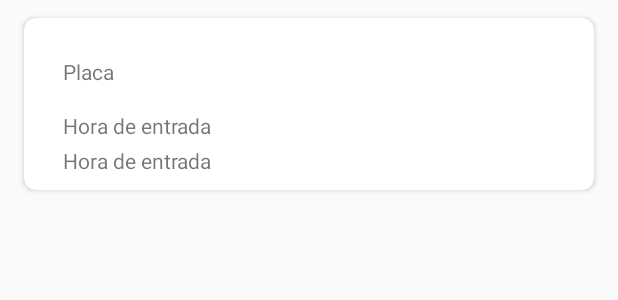
After one commit to kevinPinzon/android-developer-test, an Android app: the layout card_estancia.xml on its own in the app's theme, with its tools: preview values and no code run, on a phone screen of 412 x 824 dp. The commit adds this screen. Shown: the top 300 px of the screen. Run offline under Robolectric (Android 15) with nearby library versions, the phone set to English and light mode, and no system bars.

Commit message:
listando estancias

```diff
--- a/AdministradorEstacionamiento/app/src/main/AndroidManifest.xml
+++ b/AdministradorEstacionamiento/app/src/main/AndroidManifest.xml
@@ -9,7 +9,8 @@
         android:roundIcon="@mipmap/ic_launcher_round"
         android:supportsRtl="true"
         android:theme="@style/AppTheme">
-        <activity android:name=".view.RegisterActivity"></activity>
+        <activity android:name=".RegisterActivity"></activity>
+        <activity android:name=".view.ListCarActivity" />
         <activity android:name=".view.MainActivity">
             <intent-filter>
                 <action android:name="android.intent.action.MAIN" />
--- a/AdministradorEstacionamiento/app/src/main/java/com/kevinpinzon/administradorestacionamiento/view/RegisterActivity.kt
+++ b/AdministradorEstacionamiento/app/src/main/java/com/kevinpinzon/administradorestacionamiento/view/ListCarActivity.kt
@@ -9,16 +9,16 @@ import androidx.recyclerview.widget.RecyclerView
 import com.kevinpinzon.administradorestacionamiento.R
 import com.kevinpinzon.administradorestacionamiento.data.model.Car
 import com.kevinpinzon.administradorestacionamiento.viewmodel.CarViewModel
-import kotlinx.android.synthetic.main.activity_register.*
+import kotlinx.android.synthetic.main.recycler.*
 
-class RegisterActivity : AppCompatActivity() {
+class ListCarActivity : AppCompatActivity() {
 
     private lateinit var carViewModel: CarViewModel
     private var title: String = ""
 
     override fun onCreate(savedInstanceState: Bundle?) {
         super.onCreate(savedInstanceState)
-        setContentView(R.layout.activity_register)
+        setContentView(R.layout.recycler)
 
         title = intent.getStringExtra("title")
 
--- a/AdministradorEstacionamiento/app/src/main/java/com/kevinpinzon/administradorestacionamiento/view/adapters/RecyclerAdapter.kt
+++ b/AdministradorEstacionamiento/app/src/main/java/com/kevinpinzon/administradorestacionamiento/view/adapters/RecyclerView.kt
@@ -6,7 +6,6 @@ import android.view.ViewGroup
 import androidx.recyclerview.widget.RecyclerView
 import com.kevinpinzon.administradorestacionamiento.R
 import com.kevinpinzon.administradorestacionamiento.data.model.Car
-import com.kevinpinzon.administradorestacionamiento.data.model.TypeCar
 import kotlinx.android.synthetic.main.card_car.view.*
 
 
@@ -23,7 +22,7 @@ class RecyclerView(val cars: List<Car>)
     }
 
     override fun onBindViewHolder(holder: RecyclerView.ViewHolder, position: Int) {
-        holder.itemView.textvPlaca.text = "Placa: "+cars[position].placa.toString()
+        holder.itemView.textvPlaca.text = "Placa: "+cars[position].placa
         holder.itemView.textvType.text  = "Tiempo Acumulado:" + cars[position].totalTime.toString() + " minutos"
     }
 
--- /dev/null
+++ b/AdministradorEstacionamiento/app/src/main/res/layout/card_estancia.xml
@@ -0,0 +1,53 @@
+<?xml version="1.0" encoding="utf-8"?>
+<androidx.cardview.widget.CardView
+    xmlns:android="http://schemas.android.com/apk/res/android"
+    xmlns:card_view="http://schemas.android.com/apk/res-auto"
+    android:layout_width="match_parent"
+    android:layout_height="wrap_content"
+    android:layout_marginTop="12dp"
+    android:layout_marginLeft="16dp"
+    android:layout_marginRight="16dp"
+    android:id="@+id/card_car"
+    card_view:cardBackgroundColor="#FFFF"
+    card_view:cardCornerRadius="8dp"
+    card_view:contentPadding="10dp"
+    android:foreground="?selectableItemBackground"
+    android:clickable="true">
+
+    <RelativeLayout
+        android:layout_width="match_parent"
+        android:layout_height="wrap_content" >
+
+        <LinearLayout
+            android:layout_width="match_parent"
+            android:layout_height="wrap_content"
+            android:orientation="vertical">
+
+            <TextView
+                android:id="@+id/textvPlaca"
+                android:layout_width="181dp"
+                android:layout_height="20dp"
+                android:layout_marginStart="16dp"
+                android:layout_marginTop="16dp"
+                android:layout_marginEnd="68dp"
+                android:text="Placa" />
+
+            <TextView
+                android:id="@+id/textvDateIn"
+                android:layout_width="match_parent"
+                android:layout_height="wrap_content"
+                android:layout_marginStart="16dp"
+                android:layout_marginTop="16dp"
+                android:text="Hora de entrada" />
+
+            <TextView
+                android:id="@+id/textvDateOut"
+                android:layout_width="match_parent"
+                android:layout_height="wrap_content"
+                android:layout_marginStart="16dp"
+                android:layout_marginTop="4dp"
+                android:text="Hora de entrada" />
+
+        </LinearLayout>
+    </RelativeLayout>
+</androidx.cardview.widget.CardView>
--- a/AdministradorEstacionamiento/app/src/main/res/layout/fragment_home.xml
+++ b/AdministradorEstacionamiento/app/src/main/res/layout/fragment_home.xml
@@ -65,7 +65,7 @@
                         android:layout_gravity="center_horizontal"
                         android:layout_margin="4dp"
                         android:maxWidth="80dp"
-                        android:text="9"
+                        android:text="0"
                         android:textAlignment="center" />
 
                     <TextView
@@ -111,7 +111,7 @@
                         android:layout_gravity="center_horizontal"
                         android:layout_margin="4dp"
                         android:maxWidth="80dp"
-                        android:text="22"
+                        android:text="0"
                         android:textAlignment="center" />
 
                     <TextView
--- a/AdministradorEstacionamiento/app/src/main/res/layout/fragment_record.xml
+++ b/AdministradorEstacionamiento/app/src/main/res/layout/fragment_record.xml
@@ -40,13 +40,13 @@
                     android:src="@drawable/ic_assignment_black_24dp" />
 
                 <TextView
-                    android:id="@+id/textv_registros"
+                    android:id="@+id/textv_registers"
                     android:layout_width="wrap_content"
                     android:layout_height="wrap_content"
                     android:layout_gravity="center_horizontal"
                     android:layout_margin="4dp"
                     android:maxWidth="80dp"
-                    android:text="113"
+                    android:text="0"
                     android:textAlignment="center" />
 
                 <TextView
@@ -55,7 +55,7 @@
                     android:layout_gravity="center_horizontal"
                     android:layout_margin="4dp"
                     android:maxWidth="80dp"
-                    android:text="Registros registrados"
+                    android:text="Estancias registrados"
                     android:textAlignment="center" />
 
             </LinearLayout>
--- a/AdministradorEstacionamiento/app/src/main/res/layout/activity_register.xml
+++ b/AdministradorEstacionamiento/app/src/main/res/layout/recycler.xml
@@ -5,7 +5,7 @@
     xmlns:tools="http://schemas.android.com/tools"
     android:layout_width="match_parent"
     android:layout_height="match_parent"
-    tools:context=".view.RegisterActivity">
+    tools:context=".view.ListCarActivity">
 
     <androidx.recyclerview.widget.RecyclerView
         android:id="@+id/recyclerView"
```
Also changed, not shown: AdministradorEstacionamiento/app/src/main/java/com/kevinpinzon/administradorestacionamiento/RegisterActivity.kt (added, +54 -0 lines), AdministradorEstacionamiento/app/src/main/java/com/kevinpinzon/administradorestacionamiento/view/adapters/EstanciasRecyclerAdapter.kt (added, +51 -0 lines), AdministradorEstacionamiento/app/src/main/java/com/kevinpinzon/administradorestacionamiento/view/fragments/HomeFramgment.kt (+3 -5 lines), AdministradorEstacionamiento/app/src/main/java/com/kevinpinzon/administradorestacionamiento/view/fragments/RecordFragment.kt (+12 -1 lines).
